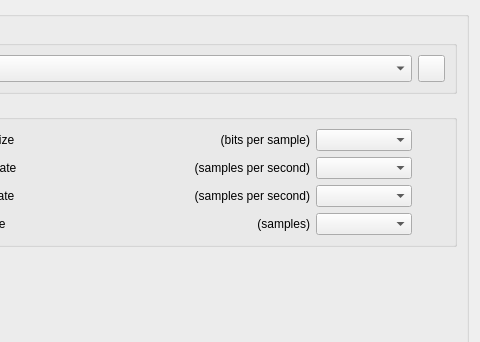
The window that src/plugins/ac_audioengine/dialogs/ac_audioenginedialog.ui (andy-fillebrown/audiocarver) describes before a commit, drawn with Qt 5; both pictures show x 88 to 568 and y 0 to 342 of the 568 by 451 pixel window.
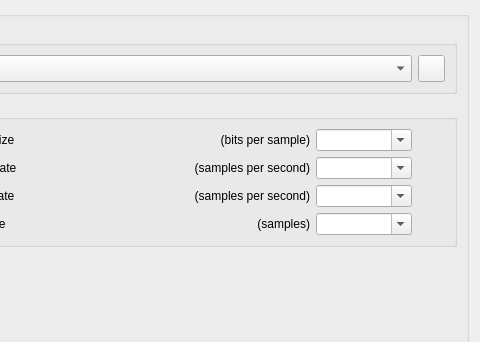
The same window after the commit. Icons and pictures are not drawn.

Commit message: make audio engine dialog combo boxes editable

What changed in the file:
```diff
--- a/src/plugins/ac_audioengine/dialogs/ac_audioenginedialog.ui
+++ b/src/plugins/ac_audioengine/dialogs/ac_audioenginedialog.ui
@@ -154,6 +154,12 @@
                <height>0</height>
               </size>
              </property>
+             <property name="editable">
+              <bool>true</bool>
+             </property>
+             <property name="insertPolicy">
+              <enum>QComboBox::NoInsert</enum>
+             </property>
             </widget>
            </item>
            <item>
@@ -241,6 +247,12 @@
                <height>0</height>
               </size>
              </property>
+             <property name="editable">
+              <bool>true</bool>
+             </property>
+             <property name="insertPolicy">
+              <enum>QComboBox::NoInsert</enum>
+             </property>
             </widget>
            </item>
            <item>
@@ -328,6 +340,12 @@
                <height>0</height>
               </size>
              </property>
+             <property name="editable">
+              <bool>true</bool>
+             </property>
+             <property name="insertPolicy">
+              <enum>QComboBox::NoInsert</enum>
+             </property>
             </widget>
            </item>
            <item>
@@ -415,6 +433,12 @@
                <height>0</height>
               </size>
              </property>
+             <property name="editable">
+              <bool>true</bool>
+             </property>
+             <property name="insertPolicy">
+              <enum>QComboBox::NoInsert</enum>
+             </property>
             </widget>
            </item>
            <item>
```
The commit also changes 3 other files.
